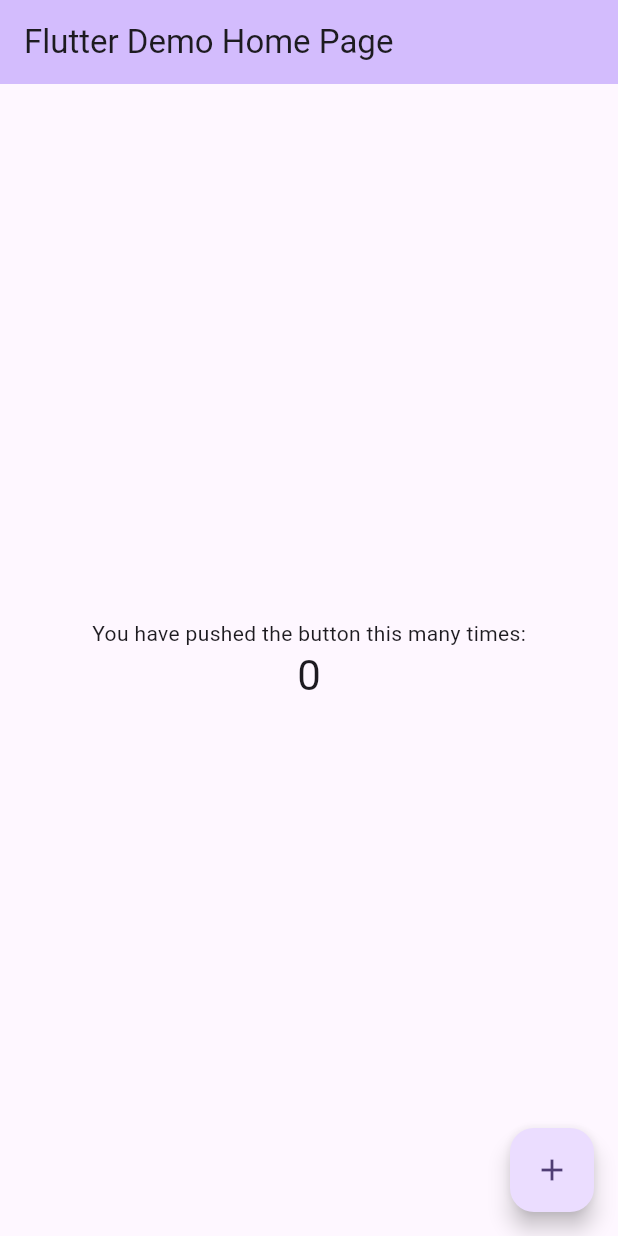
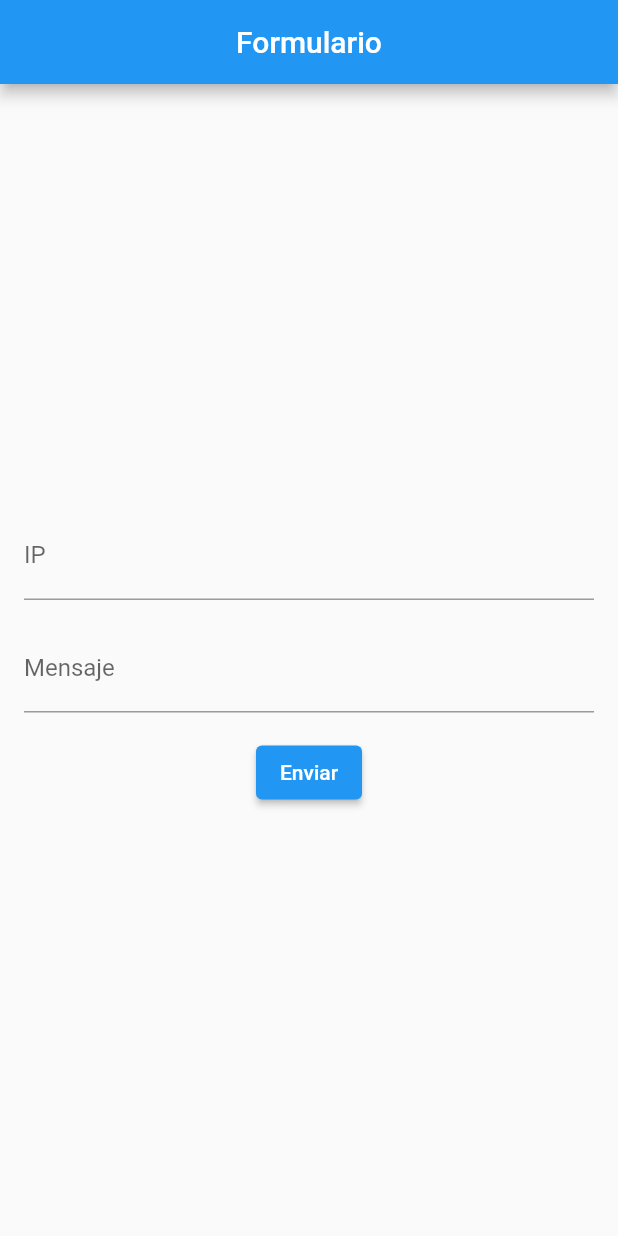
Before and after one commit to CrazyDisplay-dsanchez-gbiagi/crazydisplay_flutterapp, a Flutter app: the screen it shows after launch, on a phone screen of 412 x 824 dp. Run offline on Flutter 3.47's test engine with Material 2 defaults, Android fonts, the phone set to English and light mode, and no system bars.

Commit message:
Creacion formulario + boton enviar(vacio)

```diff
--- a/lib/main.dart
+++ b/lib/main.dart
@@ -1,125 +1,71 @@
 import 'package:flutter/material.dart';
 
 void main() {
-  runApp(const MyApp());
+  runApp(MyApp());
 }
 
 class MyApp extends StatelessWidget {
-  const MyApp({super.key});
-
-  // This widget is the root of your application.
   @override
   Widget build(BuildContext context) {
     return MaterialApp(
-      title: 'Flutter Demo',
-      theme: ThemeData(
-        // This is the theme of your application.
-        //
-        // TRY THIS: Try running your application with "flutter run". You'll see
-        // the application has a blue toolbar. Then, without quitting the app,
-        // try changing the seedColor in the colorScheme below to Colors.green
-        // and then invoke "hot reload" (save your changes or press the "hot
-        // reload" button in a Flutter-supported IDE, or press "r" if you used
-        // the command line to start the app).
-        //
-        // Notice that the counter didn't reset back to zero; the application
-        // state is not lost during the reload. To reset the state, use hot
-        // restart instead.
-        //
-        // This works for code too, not just values: Most code changes can be
-        // tested with just a hot reload.
-        colorScheme: ColorScheme.fromSeed(seedColor: Colors.deepPurple),
-        useMaterial3: true,
-      ),
-      home: const MyHomePage(title: 'Flutter Demo Home Page'),
+      home: FormularioScreen(),
     );
   }
 }
 
-class MyHomePage extends StatefulWidget {
-  const MyHomePage({super.key, required this.title});
-
-  // This widget is the home page of your application. It is stateful, meaning
-  // that it has a State object (defined below) that contains fields that affect
-  // how it looks.
-
-  // This class is the configuration for the state. It holds the values (in this
-  // case the title) provided by the parent (in this case the App widget) and
-  // used by the build method of the State. Fields in a Widget subclass are
-  // always marked "final".
-
-  final String title;
-
+class FormularioScreen extends StatefulWidget {
   @override
-  State<MyHomePage> createState() => _MyHomePageState();
+  _FormularioScreenState createState() => _FormularioScreenState();
 }
 
-class _MyHomePageState extends State<MyHomePage> {
-  int _counter = 0;
-
-  void _incrementCounter() {
-    setState(() {
-      // This call to setState tells the Flutter framework that something has
-      // changed in this State, which causes it to rerun the build method below
-      // so that the display can reflect the updated values. If we changed
-      // _counter without calling setState(), then the build method would not be
-      // called again, and so nothing would appear to happen.
-      _counter++;
-    });
-  }
+class _FormularioScreenState extends State<FormularioScreen> {
+  TextEditingController ipController = TextEditingController();
+  TextEditingController mensajeController = TextEditingController();
 
   @override
   Widget build(BuildContext context) {
-    // This method is rerun every time setState is called, for instance as done
-    // by the _incrementCounter method above.
-    //
-    // The Flutter framework has been optimized to make rerunning build methods
-    // fast, so that you can just rebuild anything that needs updating rather
-    // than having to individually change instances of widgets.
     return Scaffold(
       appBar: AppBar(
-        // TRY THIS: Try changing the color here to a specific color (to
-        // Colors.amber, perhaps?) and trigger a hot reload to see the AppBar
-        // change color while the other colors stay the same.
-        backgroundColor: Theme.of(context).colorScheme.inversePrimary,
-        // Here we take the value from the MyHomePage object that was created by
-        // the App.build method, and use it to set our appbar title.
-        title: Text(widget.title),
+        title: Center(
+          // Centrar el titulo
+          child: Text('Formulario'),
+        ),
       ),
-      body: Center(
-        // Center is a layout widget. It takes a single child and positions it
-        // in the middle of the parent.
+      body: Padding(
+        padding: const EdgeInsets.symmetric(horizontal: 16.0),
         child: Column(
-          // Column is also a layout widget. It takes a list of children and
-          // arranges them vertically. By default, it sizes itself to fit its
-          // children horizontally, and tries to be as tall as its parent.
-          //
-          // Column has various properties to control how it sizes itself and
-          // how it positions its children. Here we use mainAxisAlignment to
-          // center the children vertically; the main axis here is the vertical
-          // axis because Columns are vertical (the cross axis would be
-          // horizontal).
-          //
-          // TRY THIS: Invoke "debug painting" (choose the "Toggle Debug Paint"
-          // action in the IDE, or press "p" in the console), to see the
-          // wireframe for each widget.
           mainAxisAlignment: MainAxisAlignment.center,
           children: <Widget>[
-            const Text(
-              'You have pushed the button this many times:',
+            TextFormField(
+              controller: ipController,
+              decoration: InputDecoration(
+                labelText: 'IP',
+                hintText: 'Ingrese una dirección IP',
+              ),
             ),
-            Text(
-              '$_counter',
-              style: Theme.of(context).textTheme.headlineMedium,
+            SizedBox(height: 16.0),
+            TextFormField(
+              controller: mensajeController,
+              decoration: InputDecoration(
+                labelText: 'Mensaje',
+                hintText: 'Ingrese su mensaje',
+              ),
+            ),
+            SizedBox(height: 16.0),
+            ElevatedButton(
+              onPressed: () {
+                // Aqui se puede controlar que hacer con el texto de los campos
+                final ip = ipController.text;
+                final mensaje = mensajeController.text;
+                // Por ejemplo, imprimirlos en consola
+                print('IP: $ip');
+                print('Mensaje: $mensaje');
+              },
+              child: Text('Enviar'),
             ),
           ],
         ),
       ),
-      floatingActionButton: FloatingActionButton(
-        onPressed: _incrementCounter,
-        tooltip: 'Increment',
-        child: const Icon(Icons.add),
-      ), // This trailing comma makes auto-formatting nicer for build methods.
     );
   }
 }
```
Also changed, not shown: 3 other files.
